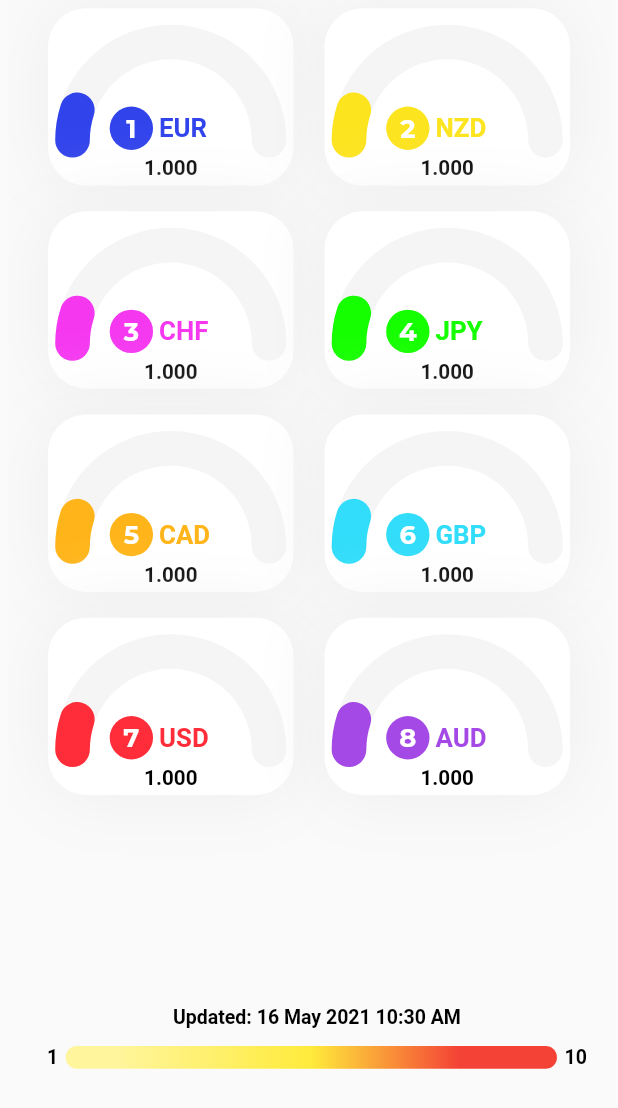
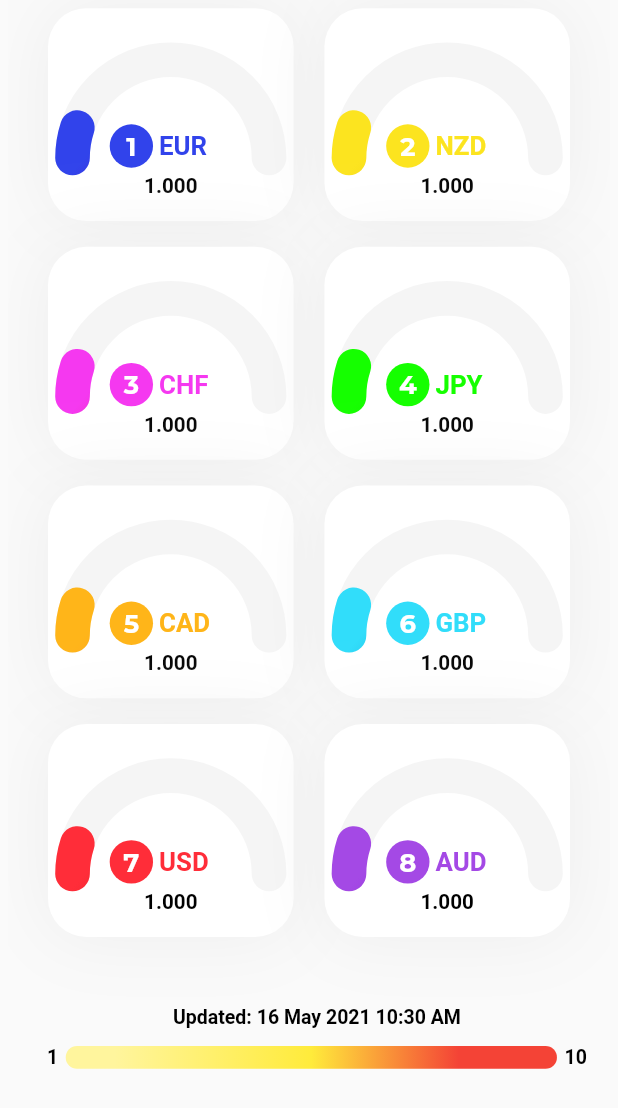
Before and after one commit to mg7237/fxpower_ios, a Flutter app: the Screen1 screen opened by its route, on a phone screen of 412 x 824 dp, the part 128-1236 px from its top. Run offline on Flutter 3.47's test engine with Material 2 defaults, Android fonts, the phone set to English and light mode, and no system bars; our stand-ins replace device_info, firebase_core, firebase_messaging, flutter_rating_bar, flutter_swiper, loading_overlay and 3 more; missing offline and left inert: dart:ffi, flutter_inapp_purchase, swipedetector; accounts and stored records are empty; network calls fail; project files that could hold a hidden picture were left out.

Commit message:
V24, minor changes

```diff
--- a/lib/widgets/currency_widget.dart
+++ b/lib/widgets/currency_widget.dart
@@ -44,7 +44,7 @@ class _currencywidgetState extends State<currencywidget> {
         margin: EdgeInsets.all(5),
         height: ipad
             ? (130 * widget.size / 190) - 5
-            : 130 * widget.size / 180, // Manish 180 -> 190
+            : 130 * widget.size / 150, // Manish 180 -> 175
         decoration: BoxDecoration(
             color: Colors.white,
             borderRadius: BorderRadius.circular(25 * widget.size / 160),
```
Also changed, not shown: lib/main.dart (+9 -6 lines), 20 other files.
